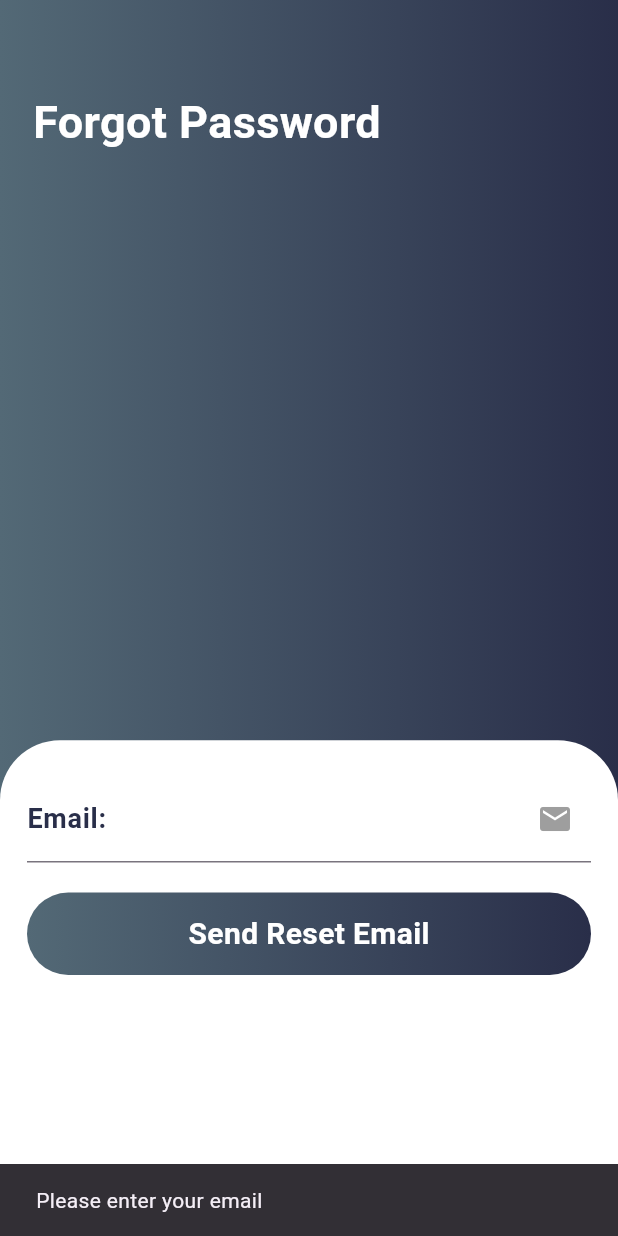
After one commit to sein-pr/classrapp, a Flutter app: the ForgotPasswordScreen screen opened directly, after a tap on "Send Reset Email", on a phone screen of 412 x 824 dp. The commit adds this screen. Run offline on Flutter 3.47's test engine with Material 3 defaults, Android fonts, the phone set to English and light mode, and no system bars; our stand-ins replace image_picker, parse_server_sdk_flutter.

Commit message:
Added a forgot password screen, will do the logic later

```diff
--- /dev/null
+++ b/lib/screens/auth/forgot_pass_username.dart
@@ -0,0 +1,155 @@
+import 'package:flutter/material.dart';
+import 'package:parse_server_sdk_flutter/parse_server_sdk_flutter.dart';
+import '../../utils/app_colors.dart';
+
+class ForgotPasswordScreen extends StatefulWidget {
+  const ForgotPasswordScreen({Key? key}) : super(key: key);
+
+  @override
+  _ForgotPasswordScreenState createState() => _ForgotPasswordScreenState();
+}
+
+class _ForgotPasswordScreenState extends State<ForgotPasswordScreen> {
+  final _emailController = TextEditingController();
+
+  Future<void> _sendResetEmail() async {
+    final email = _emailController.text.trim();
+
+    if (email.isNotEmpty) {
+      // Check if the email exists in the database
+      final query = QueryBuilder<ParseUser>(ParseUser.forQuery())
+        ..whereEqualTo('email', email);
+
+      final response = await query.query();
+
+      if (response.success && response.results != null && response.results!.isNotEmpty) {
+        // Email exists, send reset password key (here you would implement sending email logic)
+        final user = response.results!.first as ParseUser;
+        print('User found: $user');
+
+        // Implement email sending logic here
+
+        ScaffoldMessenger.of(context).showSnackBar(
+          const SnackBar(content: Text('Password reset email sent successfully')),
+        );
+      } else {
+        // Email not found in the database
+        ScaffoldMessenger.of(context).showSnackBar(
+          const SnackBar(content: Text('Email not found')),
+        );
+      }
+    } else {
+      // Show an error message if the email is empty
+      ScaffoldMessenger.of(context).showSnackBar(
+        const SnackBar(content: Text('Please enter your email')),
+      );
+    }
+  }
+
+  @override
+  Widget build(BuildContext context) {
+    final screenHeight = MediaQuery.of(context).size.height;
+    final contentHeight = screenHeight - 200; // Adjust the content height
+
+    return GestureDetector(
+      onTap: () {
+        FocusManager.instance.primaryFocus?.unfocus();
+      },
+      child: Scaffold(
+        resizeToAvoidBottomInset: false, // Disable automatic resize
+        body: Stack(
+          fit: StackFit.expand, // Expand the stack to the full screen
+          children: [
+            Container(
+              height: double.infinity,
+              width: double.infinity,
+              decoration: const BoxDecoration(
+                gradient: LinearGradient(
+                  colors: AppColors.primaryGradientColor,
+                ),
+              ),
+              child: const Padding(
+                padding: EdgeInsets.only(top: 60.0, left: 22),
+                child: Text(
+                  "Forgot Password",
+                  style: TextStyle(
+                    fontSize: 30,
+                    color: Colors.white,
+                    fontWeight: FontWeight.bold,
+                  ),
+                ),
+              ),
+            ),
+            Align(
+              alignment: Alignment.bottomCenter,
+              child: Container(
+                constraints: BoxConstraints(maxHeight: contentHeight),
+                decoration: const BoxDecoration(
+                  borderRadius: BorderRadius.only(
+                    topLeft: Radius.circular(40),
+                    topRight: Radius.circular(40),
+                  ),
+                  color: Colors.white,
+                ),
+                child: Padding(
+                  padding: const EdgeInsets.only(
+                    left: 18.0,
+                    right: 18,
+                    top: 24,
+                    bottom: 24,
+                  ),
+                  child: ListView(
+                    shrinkWrap: true,
+                    children: [
+                      TextField(
+                        controller: _emailController,
+                        keyboardType: TextInputType.emailAddress,
+                        decoration: const InputDecoration(
+                          suffixIcon: Icon(
+                            Icons.email,
+                            color: Colors.grey,
+                          ),
+                          labelText: "Email:",
+                          labelStyle: TextStyle(
+                            fontWeight: FontWeight.bold,
+                            color: AppColors.primaryColor,
+                            fontSize: 18,
+                          ),
+                        ),
+                      ),
+                      const SizedBox(height: 20),
+                      GestureDetector(
+                        onTap: _sendResetEmail,
+                        child: Container(
+                          height: 55,
+                          width: 300,
+                          decoration: BoxDecoration(
+                            borderRadius: BorderRadius.circular(30),
+                            gradient: const LinearGradient(
+                              colors: AppColors.primaryGradientColor,
+                            ),
+                          ),
+                          child: const Center(
+                            child: Text(
+                              "Send Reset Email",
+                              style: TextStyle(
+                                fontWeight: FontWeight.bold,
+                                fontSize: 20,
+                                color: Colors.white,
+                              ),
+                            ),
+                          ),
+                        ),
+                      ),
+                      const SizedBox(height: 150),
+                    ],
+                  ),
+                ),
+              ),
+            ),
+          ],
+        ),
+      ),
+    );
+  }
+}
--- a/lib/screens/auth/login_screen.dart
+++ b/lib/screens/auth/login_screen.dart
@@ -2,9 +2,10 @@ import 'package:classrapp/screens/home/home_screen.dart';
 import 'package:flutter/material.dart';
 import 'package:parse_server_sdk_flutter/parse_server_sdk_flutter.dart';
 import '../../utils/app_colors.dart';
+import 'forgot_pass_username.dart';
 
 class LoginScreen extends StatefulWidget {
-  const LoginScreen({super.key});
+  const LoginScreen({Key? key}) : super(key: key);
 
   @override
   _LoginScreenState createState() => _LoginScreenState();
@@ -66,6 +67,13 @@ class _LoginScreenState extends State<LoginScreen> {
             content: Text('Please enter your student number and password')),
       );
     }
+  }
+
+  void _goToForgotPassword() {
+    Navigator.push(
+      context,
+      MaterialPageRoute(builder: (context) => ForgotPasswordScreen()),
+    );
   }
 
   @override
@@ -175,14 +183,17 @@ class _LoginScreenState extends State<LoginScreen> {
                         ),
                       ),
                       const SizedBox(height: 20),
-                      const Align(
+                      Align(
                         alignment: Alignment.centerRight,
+                        child: GestureDetector(
+                          onTap: _goToForgotPassword,
                           child: Text(
                             "Forgot Password?",
                             style: TextStyle(
                               fontWeight: FontWeight.bold,
                               fontSize: 17,
                               color: Colors.grey,
+                            ),
                           ),
                         ),
                       ),
@@ -211,7 +222,7 @@ class _LoginScreenState extends State<LoginScreen> {
                         ),
                       ),
                       const SizedBox(height: 150),
-                      const Align(
+                      Align(
                         alignment: Alignment.bottomRight,
                         child: Column(
                           mainAxisAlignment: MainAxisAlignment.end,
```
Lines whose indentation alone changed are shown as unchanged.
